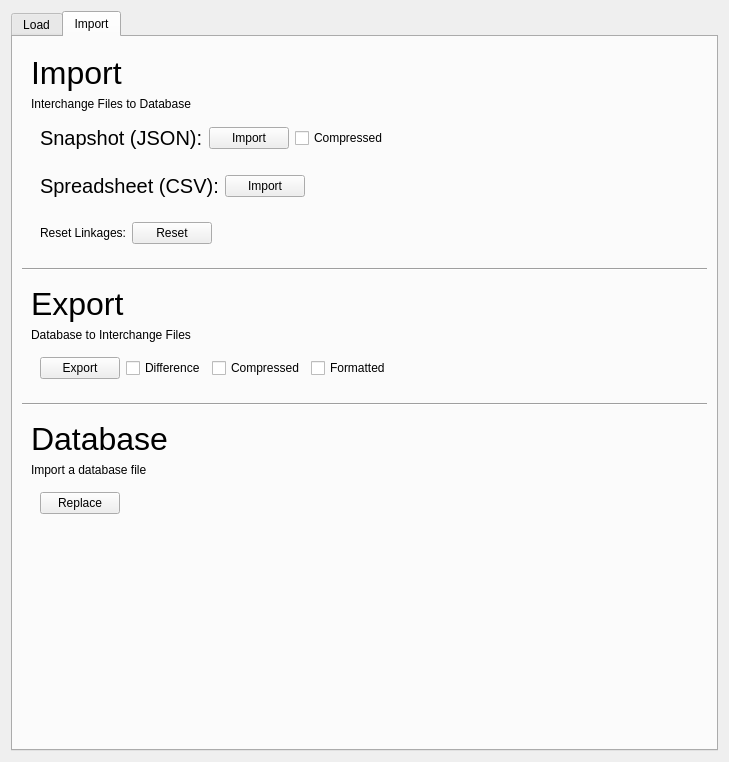
First picture: the form in resources/widget/tools/TrackwayIoWidget/TrackwayIoWidget.ui, repository sernst/Cadence, before the edit.
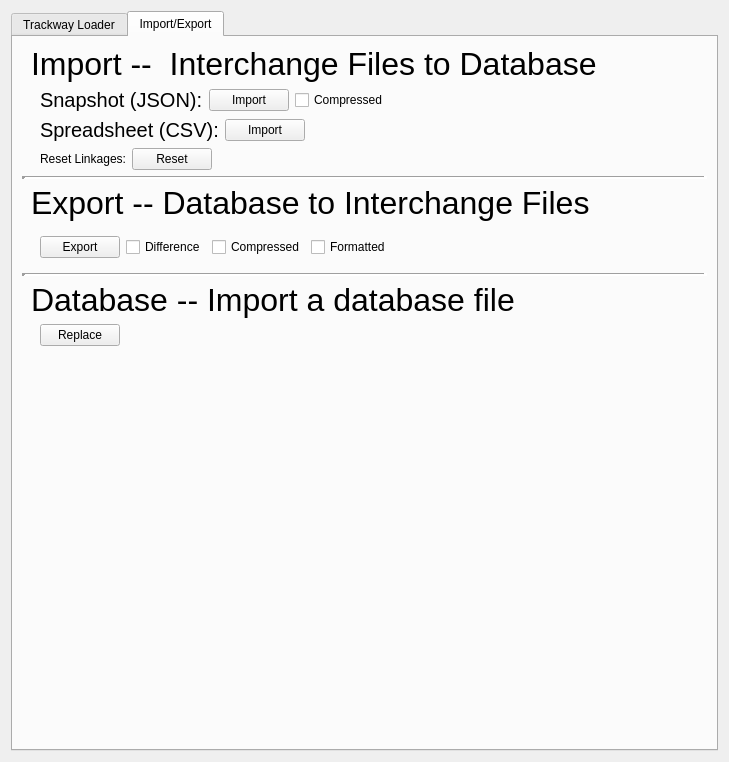
Second picture: the form after the edit. The open tabs and pages were chosen to show the change.

```diff
--- a/resources/widget/tools/TrackwayIoWidget/TrackwayIoWidget.ui
+++ b/resources/widget/tools/TrackwayIoWidget/TrackwayIoWidget.ui
@@ -21,7 +21,7 @@
      </property>
      <widget class="QWidget" name="loadTabWidget">
       <attribute name="title">
-       <string>Load</string>
+       <string>Trackway Loader</string>
       </attribute>
       <layout class="QVBoxLayout" name="verticalLayout_6">
        <item>
@@ -70,12 +70,18 @@
      </widget>
      <widget class="QWidget" name="tab_3">
       <attribute name="title">
-       <string>Import</string>
+       <string>Import/Export</string>
       </attribute>
       <layout class="QVBoxLayout" name="verticalLayout_4">
        <item>
         <widget class="QWidget" name="widget_8" native="true">
          <layout class="QVBoxLayout" name="verticalLayout_2">
+          <property name="topMargin">
+           <number>0</number>
+          </property>
+          <property name="bottomMargin">
+           <number>0</number>
+          </property>
           <item>
            <widget class="QLabel" name="label_7">
             <property name="font">
@@ -84,20 +90,22 @@
              </font>
             </property>
             <property name="text">
-             <string>Import</string>
-            </property>
-           </widget>
-          </item>
-          <item>
-           <widget class="QLabel" name="label_8">
-            <property name="text">
-             <string>Interchange Files to Database</string>
+             <string>Import --  Interchange Files to Database</string>
             </property>
            </widget>
           </item>
           <item>
            <widget class="QWidget" name="widget_4" native="true">
             <layout class="QHBoxLayout" name="horizontalLayout_5">
+             <property name="topMargin">
+              <number>0</number>
+             </property>
+             <property name="rightMargin">
+              <number>12</number>
+             </property>
+             <property name="bottomMargin">
+              <number>0</number>
+             </property>
              <item>
               <widget class="QLabel" name="label">
                <property name="font">
@@ -145,6 +153,12 @@
           <item>
            <widget class="QWidget" name="widget" native="true">
             <layout class="QHBoxLayout" name="horizontalLayout">
+             <property name="topMargin">
+              <number>0</number>
+             </property>
+             <property name="bottomMargin">
+              <number>0</number>
+             </property>
              <item>
               <widget class="QLabel" name="label_4">
                <property name="font">
@@ -185,6 +199,12 @@
           <item>
            <widget class="QWidget" name="widget_7" native="true">
             <layout class="QHBoxLayout" name="horizontalLayout_6">
+             <property name="topMargin">
+              <number>0</number>
+             </property>
+             <property name="bottomMargin">
+              <number>0</number>
+             </property>
              <item>
               <widget class="QLabel" name="label_2">
                <property name="text">
@@ -220,6 +240,9 @@
        </item>
        <item>
         <widget class="Line" name="line">
+         <property name="lineWidth">
+          <number>4</number>
+         </property>
          <property name="orientation">
           <enum>Qt::Horizontal</enum>
          </property>
@@ -228,6 +251,12 @@
        <item>
         <widget class="QWidget" name="widget_3" native="true">
          <layout class="QVBoxLayout" name="verticalLayout">
+          <property name="topMargin">
+           <number>0</number>
+          </property>
+          <property name="bottomMargin">
+           <number>0</number>
+          </property>
           <item>
            <widget class="QLabel" name="label_5">
             <property name="font">
@@ -236,14 +265,7 @@
              </font>
             </property>
             <property name="text">
-             <string>Export</string>
-            </property>
-           </widget>
-          </item>
-          <item>
-           <widget class="QLabel" name="label_6">
-            <property name="text">
-             <string>Database to Interchange Files</string>
+             <string>Export -- Database to Interchange Files</string>
             </property>
            </widget>
           </item>
@@ -299,6 +321,9 @@
        </item>
        <item>
         <widget class="Line" name="line_2">
+         <property name="lineWidth">
+          <number>4</number>
+         </property>
          <property name="orientation">
           <enum>Qt::Horizontal</enum>
          </property>
@@ -307,6 +332,12 @@
        <item>
         <widget class="QWidget" name="widget_9" native="true">
          <layout class="QVBoxLayout" name="verticalLayout_7">
+          <property name="topMargin">
+           <number>0</number>
+          </property>
+          <property name="bottomMargin">
+           <number>0</number>
+          </property>
           <item>
            <widget class="QLabel" name="label_3">
             <property name="font">
@@ -315,20 +346,19 @@
              </font>
             </property>
             <property name="text">
-             <string>Database</string>
-            </property>
-           </widget>
-          </item>
-          <item>
-           <widget class="QLabel" name="label_9">
-            <property name="text">
-             <string>Import a database file</string>
+             <string>Database -- Import a database file</string>
             </property>
            </widget>
           </item>
           <item>
            <widget class="QWidget" name="widget_5" native="true">
             <layout class="QHBoxLayout" name="horizontalLayout_3">
+             <property name="topMargin">
+              <number>0</number>
+             </property>
+             <property name="bottomMargin">
+              <number>0</number>
+             </property>
              <item>
               <widget class="QPushButton" name="databaseReplaceBtn">
                <property name="text">
```
Left out of the diff: 20 changed lines with no effect on the pictures.
